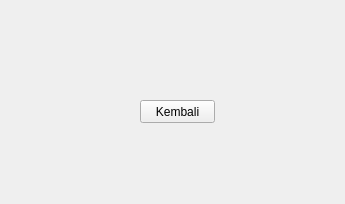
Before: the Qt Designer form result.ui in christianbyu/Python-simple-absent-apps-with-pyqt5, drawn with Qt 5.
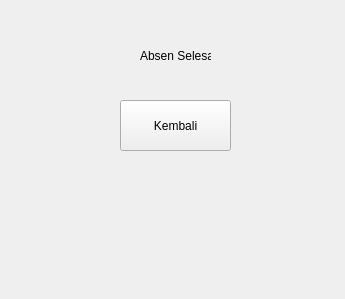
After: the same form once the commit is applied.

```diff
--- a/result.ui
+++ b/result.ui
@@ -7,7 +7,7 @@
     <x>0</x>
     <y>0</y>
     <width>345</width>
-    <height>204</height>
+    <height>299</height>
    </rect>
   </property>
   <property name="windowTitle">
@@ -16,16 +16,29 @@
   <widget class="QPushButton" name="KembaliLogin">
    <property name="geometry">
     <rect>
-     <x>140</x>
+     <x>120</x>
      <y>100</y>
-     <width>75</width>
-     <height>23</height>
+     <width>111</width>
+     <height>51</height>
     </rect>
    </property>
    <property name="text">
     <string>Kembali</string>
    </property>
   </widget>
+  <widget class="QLabel" name="label_15">
+   <property name="geometry">
+    <rect>
+     <x>140</x>
+     <y>40</y>
+     <width>71</width>
+     <height>31</height>
+    </rect>
+   </property>
+   <property name="text">
+    <string>Absen Selesai!</string>
+   </property>
+  </widget>
  </widget>
  <resources/>
  <connections/>
```
